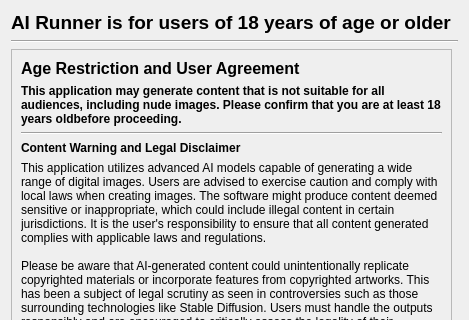
Above: src/airunner/gui/windows/setup_wizard/age_restriction/templates/age_restriction.ui from Capsize-Games/airunner before the change; both pictures show x 0 to 469 and y 0 to 320 of the 469 by 506 pixel window. Below: the same form after it.
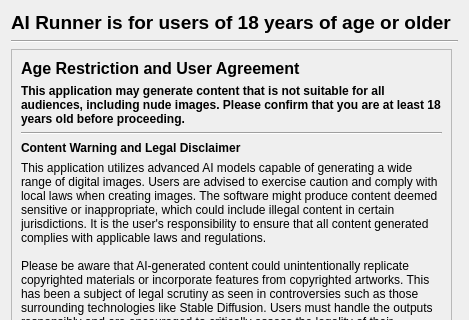
That is the form after the change.

What changed in the file:
```diff
--- a/src/airunner/gui/windows/setup_wizard/age_restriction/templates/age_restriction.ui
+++ b/src/airunner/gui/windows/setup_wizard/age_restriction/templates/age_restriction.ui
@@ -102,7 +102,7 @@
           </font>
          </property>
          <property name="text">
-          <string>This application may generate content that is not suitable for all audiences, including nude images. Please confirm that you are at least 18 years oldbefore proceeding.</string>
+          <string>This application may generate content that is not suitable for all audiences, including nude images. Please confirm that you are at least 18 years old before proceeding.</string>
          </property>
          <property name="wordWrap">
           <bool>true</bool>
```
